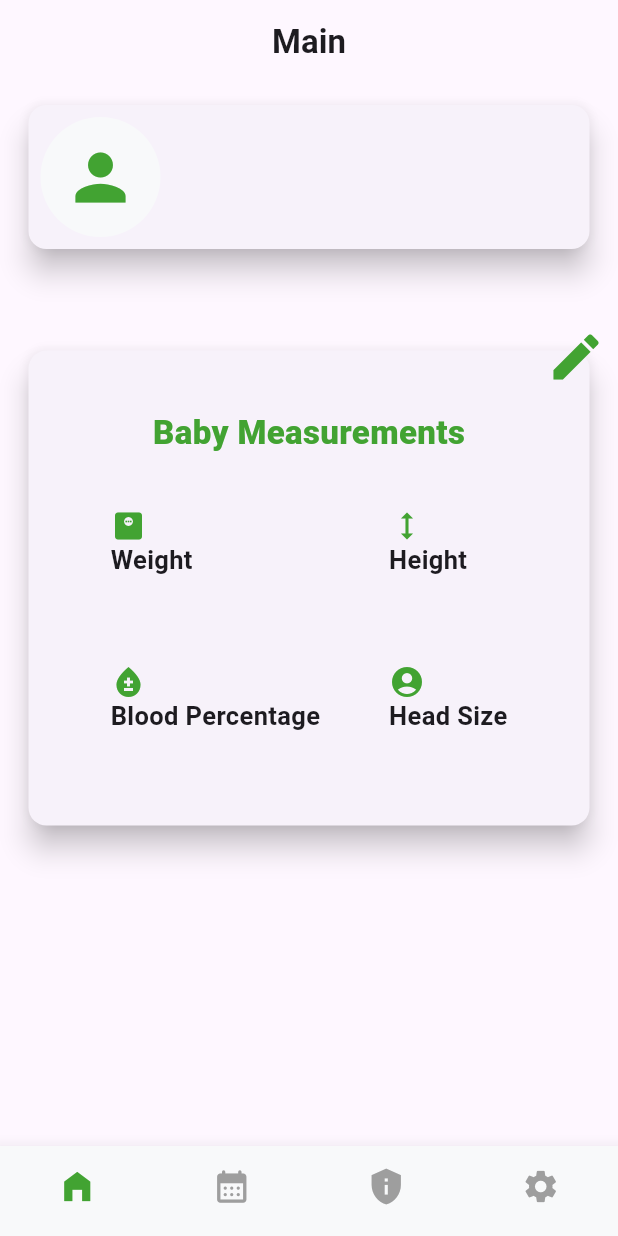
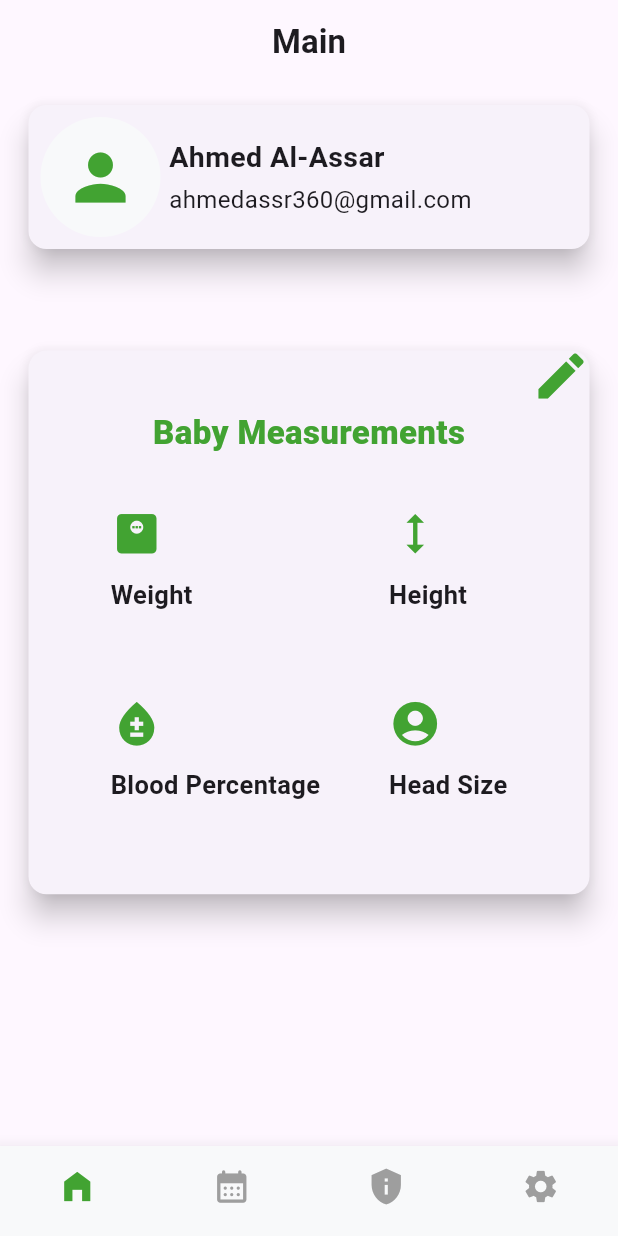
Before and after one commit to ahmedassr/baby_vax, a Flutter app: the screen it shows after launch, on a phone screen of 412 x 824 dp. Run offline on Flutter 3.47's test engine with Material 3 defaults, Android fonts, the phone set to English and light mode, and no system bars; our stand-ins replace auto_size_text, cloud_firestore, firebase_auth, firebase_core, flutter_screenutil, get and 4 more; accounts and stored records are empty; Roboto replaces fonts that are missing (Cairo).

Commit message:
improve the UI in the main menu screens

```diff
--- a/lib/app/config/constant/app_constant.dart
+++ b/lib/app/config/constant/app_constant.dart
@@ -6,5 +6,5 @@ class AppConstant {
   static final AlertService alertService = AlertService();
   static const EdgeInsets buttonPadding = EdgeInsets.symmetric(horizontal: 20, vertical: 30);
   static const EdgeInsets columnPadding = EdgeInsets.symmetric(horizontal: 15, vertical: 10);
-  static const EdgeInsets listItemPadding = EdgeInsets.symmetric(horizontal: 10, vertical: 10);
+  static const EdgeInsets listItemPadding = EdgeInsets.symmetric(horizontal: 5, vertical: 10);
 }
--- a/lib/app/core/widget/app_list_item.dart
+++ b/lib/app/core/widget/app_list_item.dart
@@ -29,14 +29,18 @@ class AppListItem extends StatelessWidget {
       padding: padding ?? AppConstant.listItemPadding,
       child: InkWell(
         onTap: onTap,
-        child: Container(
         child: ListTile(
+          shape: OutlineInputBorder(
+              borderRadius: BorderRadius.circular(8),
+              borderSide: const BorderSide(
+                  color: Colors.transparent,
+                  width: 0)),
           tileColor: context.isDarkMode
               ? Colors.black.withValues(alpha: 0.2)
               : Colors.white,
           contentPadding: AppConstant.listItemPadding,
           leading: CircleAvatar(
-              backgroundColor: AppColors.primary.withValues(alpha: 0.5),
+            backgroundColor: AppColors.primary.withValues(alpha: 0.9),
             radius: 24,
             child: hideLeadingIcon
                 ? null
@@ -53,7 +57,6 @@ class AppListItem extends StatelessWidget {
                   onTap: onTrailingTap, child: Icon(trailingIcon)),
         ),
       ),
-      ),
     );
   }
 }
--- a/lib/app/modules/main/view/main_view.dart
+++ b/lib/app/modules/main/view/main_view.dart
@@ -17,8 +17,8 @@ class MainView extends GetView<MainController> {
         child: Column(
           children: [
             UserCard(
-                name: controller.user.value?.name ?? "",
-                email: controller.user.value?.email ?? ""),
+                name: controller.user.value?.name ?? "Ahmed Al-Assar",
+                email: controller.user.value?.email ?? "ahmedassr360@gmail.com"),
             50.sbh,
             UserMeasurementCard(
                 weight: controller.user.value?.weight ?? "",
--- a/lib/app/modules/main/widgets/user_measurements_card.dart
+++ b/lib/app/modules/main/widgets/user_measurements_card.dart
@@ -38,13 +38,15 @@ class UserMeasurementCard extends StatelessWidget {
                       mainAxisAlignment: MainAxisAlignment.center,
                       crossAxisAlignment: CrossAxisAlignment.start,
                       children: [
-                       const Icon(Icons.monitor_weight, color: AppColors.primary),
+                       const Icon(Icons.monitor_weight, color: AppColors.primary,size: 35,),
+                        10.sbh,
                         AppText(
                           text: "Weight\n$weight",
                           style: AppTextStyles.boldLarge,
                         ),
                         30.sbh,
-                        const Icon(Icons.bloodtype, color: AppColors.primary),
+                        const Icon(Icons.bloodtype, color: AppColors.primary,size: 35,),
+                        10.sbh,
                         AppText(
                             text: "Blood Percentage\n$bloodPercentage",
                             maxLines: 2,
@@ -56,13 +58,15 @@ class UserMeasurementCard extends StatelessWidget {
                       mainAxisAlignment: MainAxisAlignment.center,
                       crossAxisAlignment: CrossAxisAlignment.start,
                       children: [
-                        const Icon(Icons.height, color: AppColors.primary),
+                        const Icon(Icons.height, color: AppColors.primary,size: 35,),
+                        10.sbh,
                         AppText(
                             text: "Height\n$height",
                             style: AppTextStyles.boldLarge),
                         30.sbh,
                         const Icon(Icons.account_circle_rounded,
-                            color: AppColors.primary),
+                            color: AppColors.primary,size: 35,),
+                        10.sbh,
                         AppText(
                             text: "Head Size\n$headSize",
                             style: AppTextStyles.boldLarge),
@@ -75,8 +79,8 @@ class UserMeasurementCard extends StatelessWidget {
           ),
         ),
         Positioned(
-          top: -20,
-          right: -15,
+          top: -7,
+          right: -5,
           child: IconButton(
               onPressed: () {},
               icon: const Icon(
```
Lines whose indentation alone changed are shown as unchanged.
